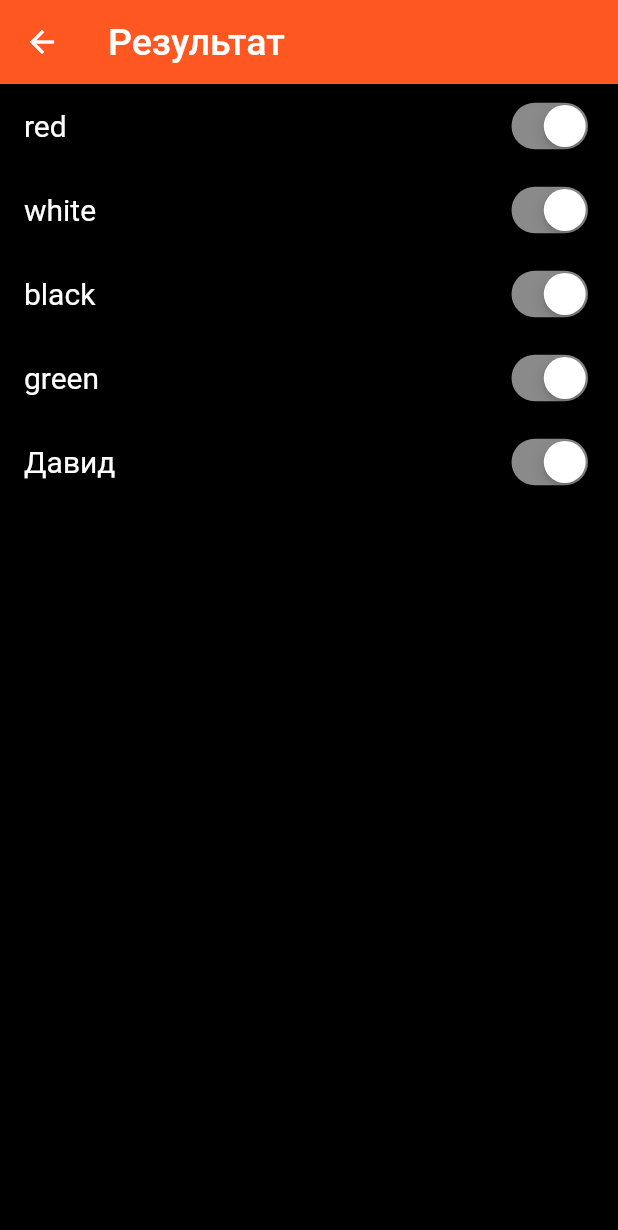
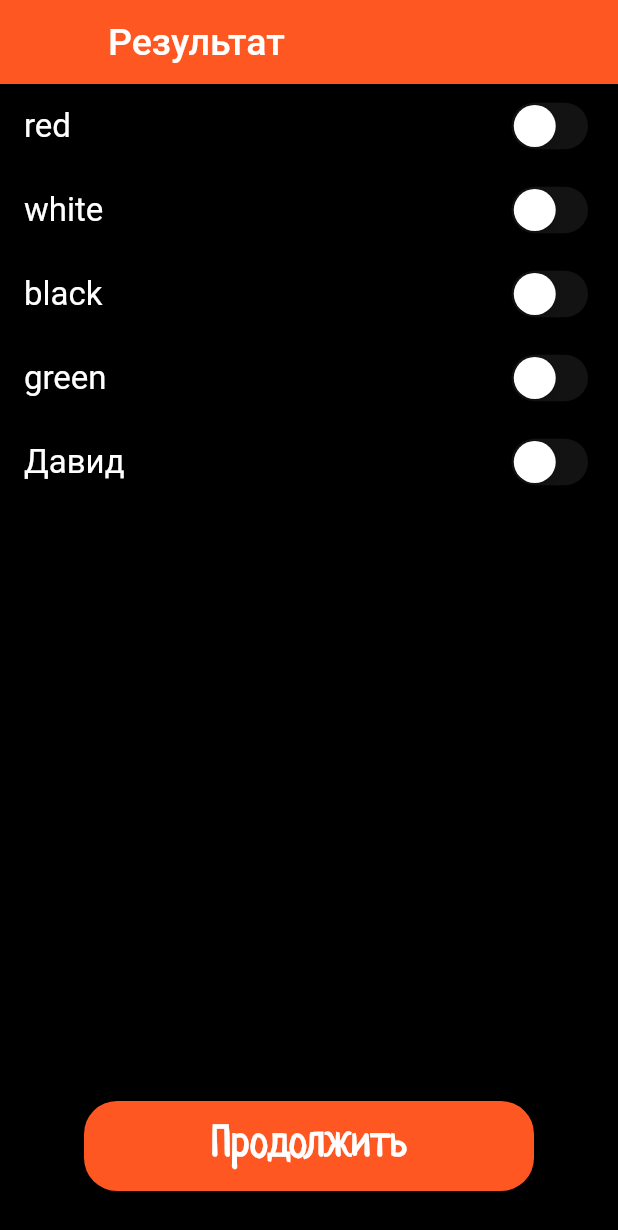
Before and after one commit to iliiagerman/Alias_Bible, a Flutter app: the ResultGameScreen screen opened by its route, on a phone screen of 412 x 824 dp. Shown: the top 1230 px of the screen. Run offline on Flutter 3.47's test engine with Material 2 defaults, Android fonts, the phone set to English and light mode, and no system bars; our stand-ins replace swipe_cards; project files that could hold a hidden picture were left out.

Commit message:
no message

```diff
--- a/lib/main.dart
+++ b/lib/main.dart
@@ -10,6 +10,7 @@ import 'package:my_blanks/screen/result_game_screen.dart';
 import 'package:my_blanks/screen/rule_screen.dart';
 import 'package:my_blanks/screen/setting_one_screen.dart';
 import 'package:my_blanks/screen/settings_screen.dart';
+import 'package:my_blanks/widgets/button/alert_dialog.dart';
 
 
 void main() {
@@ -38,5 +39,6 @@ class MyApp extends StatelessWidget {
   @override
   Widget build(BuildContext context) {
     return const HomeScreen();
+    // return const AlertDialogApp();
   }
 }
--- a/lib/screen/result_game_screen.dart
+++ b/lib/screen/result_game_screen.dart
@@ -2,6 +2,7 @@ import 'package:flutter/cupertino.dart';
 import 'package:flutter/material.dart';
 
 import '../model/result_model.dart';
+import '../widgets/button/home_screen_button.dart';
 
 class ResultGameScreen extends StatefulWidget {
   const ResultGameScreen({Key? key}) : super(key: key);
@@ -11,13 +12,12 @@ class ResultGameScreen extends StatefulWidget {
 }
 
 class _ResultGameScreenState extends State<ResultGameScreen> {
-
   List<ResultModel> resultModel = [
     ResultModel('red', false),
-    ResultModel('white',false),
-    ResultModel('black',false),
-    ResultModel('green',false),
-    ResultModel('Давид',false),
+    ResultModel('white', false),
+    ResultModel('black', false),
+    ResultModel('green', false),
+    ResultModel('Давид', false),
   ];
 
   List<ResultModel> selectedResultModel = [];
@@ -27,24 +27,41 @@ class _ResultGameScreenState extends State<ResultGameScreen> {
     return Scaffold(
         backgroundColor: Colors.black,
         appBar: AppBar(
+          leading: const Text(' '),
           backgroundColor: Colors.deepOrange,
           title: const Text(
             'Результат',
             style: TextStyle(fontSize: 25),
           ),
         ),
-        body: Container(
-          child: ListView.builder(
-              itemCount: resultModel.length,
-              itemBuilder: (BuildContext context, int index) {
-                return ContactItem(resultModel[index].name, resultModel[index].isSelected);
-              }),
+        body: Column(
+          children: [
+            Expanded(
+                flex: 100,
+                child: ListView.builder(
+                    itemCount: resultModel.length,
+                    itemBuilder: (BuildContext context, int index) {
+                      return ContactItem(
+                        resultModel[index].name,
+                        resultModel[index].isSelected,
+                        index,
+                      );
+                    })),
+            Spacer(),
+            HomeScreenButton(
+              nameButton: 'Продолжить',
+              onButtonClick: () {
+                Navigator.pushNamed(context, '/info_about_teams_screen.dart');
+                // TimerForGame.startTimer();
+              },
+            ),
+            SizedBox(height: 30),
+          ],
         ));
   }
 
-  Widget ContactItem(String name, bool isSelected) {
-
-   isSelected = true;
+  Widget ContactItem(String name, bool isSelected, int index) {
+    // isSelected = true;
     return ListTile(
       title: Row(
         children: [
@@ -52,17 +69,23 @@ class _ResultGameScreenState extends State<ResultGameScreen> {
             name,
             style: const TextStyle(
               color: Colors.white,
-              fontSize: 20,
+              fontSize: 22,
             ),
           ),
         ],
       ),
       trailing: CupertinoSwitch(
-        activeColor: Colors.white54,
+        activeColor: Colors.deepOrange,
         value: isSelected,
         onChanged: (bool value) {
           setState(() {
             resultModel[index].isSelected = !resultModel[index].isSelected;
+            if (resultModel[index].isSelected == true) {
+              selectedResultModel.add(ResultModel(name, true));
+            } else if (resultModel[index].isSelected == false) {
+              selectedResultModel.removeWhere(
+                  (element) => element.name == resultModel[index].name);
+            }
           });
         },
       ),
```
Also changed, not shown: lib/screen/game/content/game_screen_content.dart (+22 -0 lines), lib/widgets/button/alert_dialog.dart (added, +59 -0 lines).
